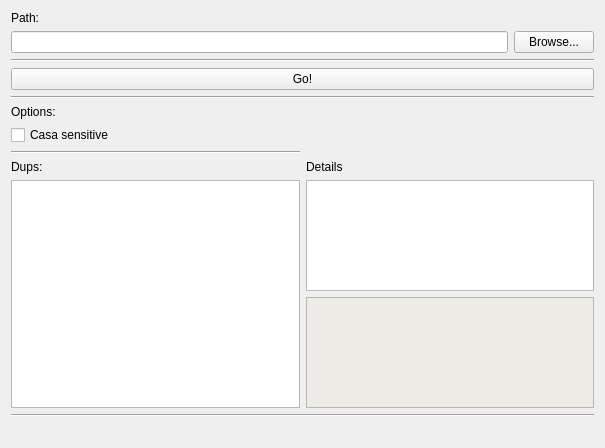
Above: dupmusic/src/dupmusic.ui from deadbok/dupmusic before the change. Below: the same form after it.
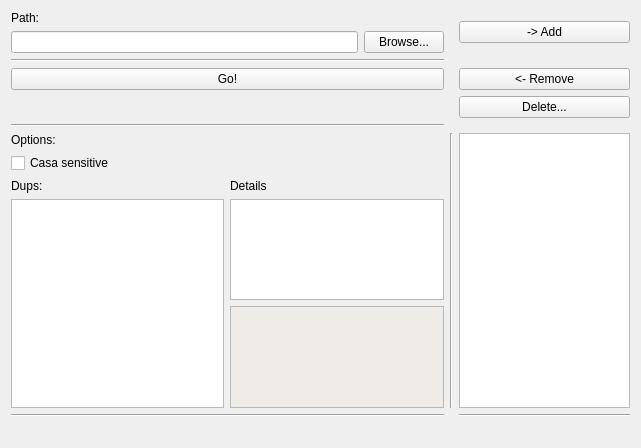
That is the form after the change.

Commit message: Tag read an ui

Diff of the .ui file:
```diff
--- a/dupmusic/src/dupmusic.ui
+++ b/dupmusic/src/dupmusic.ui
@@ -6,7 +6,7 @@
    <rect>
     <x>0</x>
     <y>0</y>
-    <width>605</width>
+    <width>641</width>
     <height>448</height>
    </rect>
   </property>
@@ -14,86 +14,54 @@
    <string>Dupmusic</string>
   </property>
   <layout class="QGridLayout" name="gridLayout_2">
-   <item row="6" column="0">
-    <widget class="QLabel" name="statusLabel">
+   <item row="6" column="2">
+    <widget class="QListWidget" name="listWidget"/>
+   </item>
+   <item row="6" column="1">
+    <widget class="Line" name="line_4">
+     <property name="orientation">
+      <enum>Qt::Vertical</enum>
+     </property>
+    </widget>
+   </item>
+   <item row="0" column="2">
+    <widget class="QPushButton" name="addButton">
      <property name="text">
-      <string/>
+      <string>-&gt; Add</string>
+     </property>
+    </widget>
+   </item>
+   <item row="3" column="2">
+    <widget class="QPushButton" name="removeButton">
+     <property name="text">
+      <string>&lt;- Remove</string>
      </property>
     </widget>
    </item>
    <item row="2" column="0">
-    <widget class="QPushButton" name="goButton">
-     <property name="text">
-      <string>Go!</string>
+    <widget class="Line" name="line_2">
+     <property name="orientation">
+      <enum>Qt::Horizontal</enum>
      </property>
     </widget>
    </item>
-   <item row="0" column="0">
-    <layout class="QVBoxLayout" name="verticalLayout">
-     <item>
-      <widget class="QLabel" name="label">
-       <property name="text">
-        <string>Path:</string>
-       </property>
-      </widget>
-     </item>
-     <item>
-      <layout class="QHBoxLayout" name="horizontalLayout">
-       <property name="sizeConstraint">
-        <enum>QLayout::SetDefaultConstraint</enum>
-       </property>
-       <item>
-        <widget class="QLineEdit" name="pathEdit"/>
-       </item>
-       <item>
-        <widget class="QPushButton" name="browseButton">
-         <property name="text">
-          <string>Browse...</string>
-         </property>
-        </widget>
-       </item>
-      </layout>
-     </item>
-    </layout>
+   <item row="7" column="2">
+    <widget class="Line" name="line_5">
+     <property name="orientation">
+      <enum>Qt::Horizontal</enum>
+     </property>
+    </widget>
    </item>
-   <item row="4" column="0">
+   <item row="6" column="0">
     <layout class="QGridLayout" name="gridLayout">
-     <item row="1" column="0">
-      <widget class="QCheckBox" name="caseSense">
-       <property name="text">
-        <string>Casa sensitive</string>
-       </property>
-      </widget>
-     </item>
-     <item row="3" column="1">
-      <widget class="QLabel" name="label_4">
-       <property name="text">
-        <string>Details</string>
-       </property>
-      </widget>
-     </item>
      <item row="3" column="0">
-      <widget class="QLabel" name="label_3">
-       <property name="text">
-        <string>Dups:</string>
-       </property>
-      </widget>
-     </item>
-     <item row="0" column="0">
-      <widget class="QLabel" name="label_2">
-       <property name="text">
-        <string>Options:</string>
-       </property>
-      </widget>
-     </item>
-     <item row="4" column="0">
       <widget class="QListWidget" name="dupWidget">
        <property name="sortingEnabled">
         <bool>true</bool>
        </property>
       </widget>
      </item>
-     <item row="4" column="1">
+     <item row="3" column="1">
       <layout class="QVBoxLayout" name="verticalLayout_2">
        <item>
         <widget class="QListWidget" name="filesWidget"/>
@@ -144,36 +112,99 @@
        </item>
       </layout>
      </item>
+     <item row="0" column="0">
+      <widget class="QLabel" name="label_2">
+       <property name="text">
+        <string>Options:</string>
+       </property>
+      </widget>
+     </item>
+     <item row="1" column="0">
+      <widget class="QCheckBox" name="caseSense">
+       <property name="text">
+        <string>Casa sensitive</string>
+       </property>
+      </widget>
+     </item>
      <item row="2" column="0">
-      <widget class="Line" name="line_4">
-       <property name="orientation">
-        <enum>Qt::Horizontal</enum>
+      <widget class="QLabel" name="label_3">
+       <property name="text">
+        <string>Dups:</string>
+       </property>
+      </widget>
+     </item>
+     <item row="2" column="1">
+      <widget class="QLabel" name="label_4">
+       <property name="text">
+        <string>Details</string>
        </property>
       </widget>
      </item>
     </layout>
    </item>
-   <item row="5" column="0">
+   <item row="7" column="0">
     <widget class="Line" name="line">
      <property name="orientation">
       <enum>Qt::Horizontal</enum>
      </property>
     </widget>
    </item>
-   <item row="1" column="0">
-    <widget class="Line" name="line_2">
-     <property name="orientation">
-      <enum>Qt::Horizontal</enum>
-     </property>
-    </widget>
-   </item>
-   <item row="3" column="0">
+   <item row="5" column="0">
     <widget class="Line" name="line_3">
      <property name="orientation">
       <enum>Qt::Horizontal</enum>
      </property>
     </widget>
    </item>
+   <item row="8" column="0">
+    <widget class="QLabel" name="statusLabel">
+     <property name="text">
+      <string/>
+     </property>
+    </widget>
+   </item>
+   <item row="0" column="0">
+    <layout class="QVBoxLayout" name="verticalLayout">
+     <item>
+      <widget class="QLabel" name="label">
+       <property name="text">
+        <string>Path:</string>
+       </property>
+      </widget>
+     </item>
+     <item>
+      <layout class="QHBoxLayout" name="horizontalLayout">
+       <property name="sizeConstraint">
+        <enum>QLayout::SetDefaultConstraint</enum>
+       </property>
+       <item>
+        <widget class="QLineEdit" name="pathEdit"/>
+       </item>
+       <item>
+        <widget class="QPushButton" name="browseButton">
+         <property name="text">
+          <string>Browse...</string>
+         </property>
+        </widget>
+       </item>
+      </layout>
+     </item>
+    </layout>
+   </item>
+   <item row="4" column="2">
+    <widget class="QPushButton" name="deleteButton">
+     <property name="text">
+      <string>Delete...</string>
+     </property>
+    </widget>
+   </item>
+   <item row="3" column="0">
+    <widget class="QPushButton" name="goButton">
+     <property name="text">
+      <string>Go!</string>
+     </property>
+    </widget>
+   </item>
   </layout>
  </widget>
  <resources/>
```
The commit also changes 3 other files.
